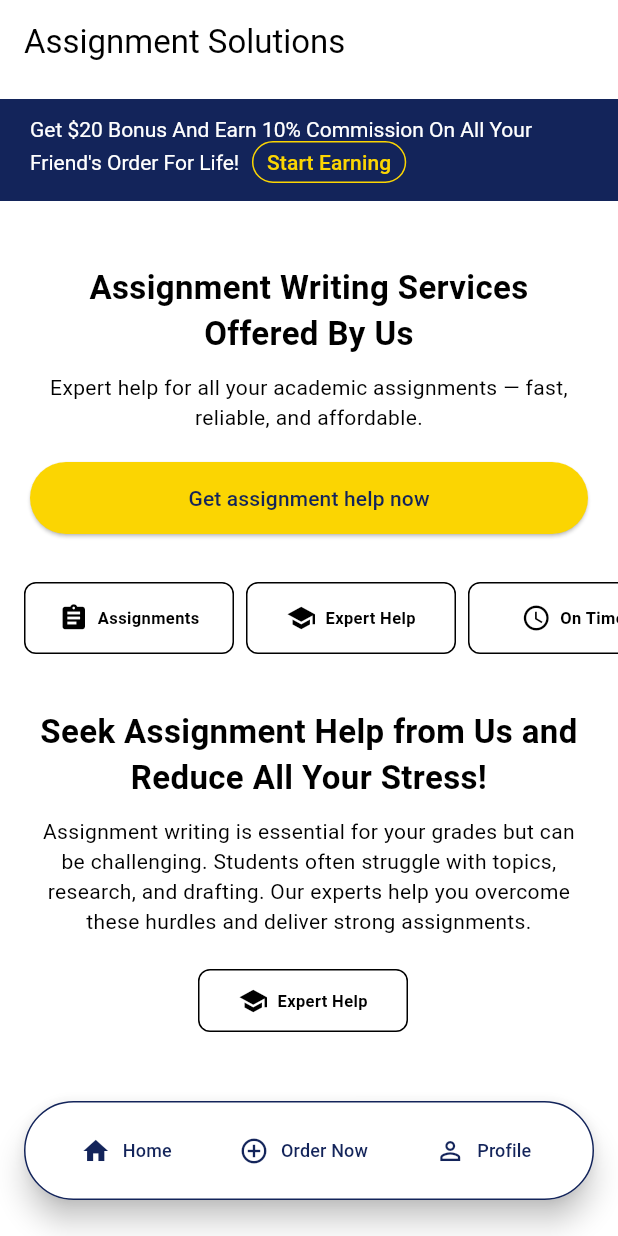
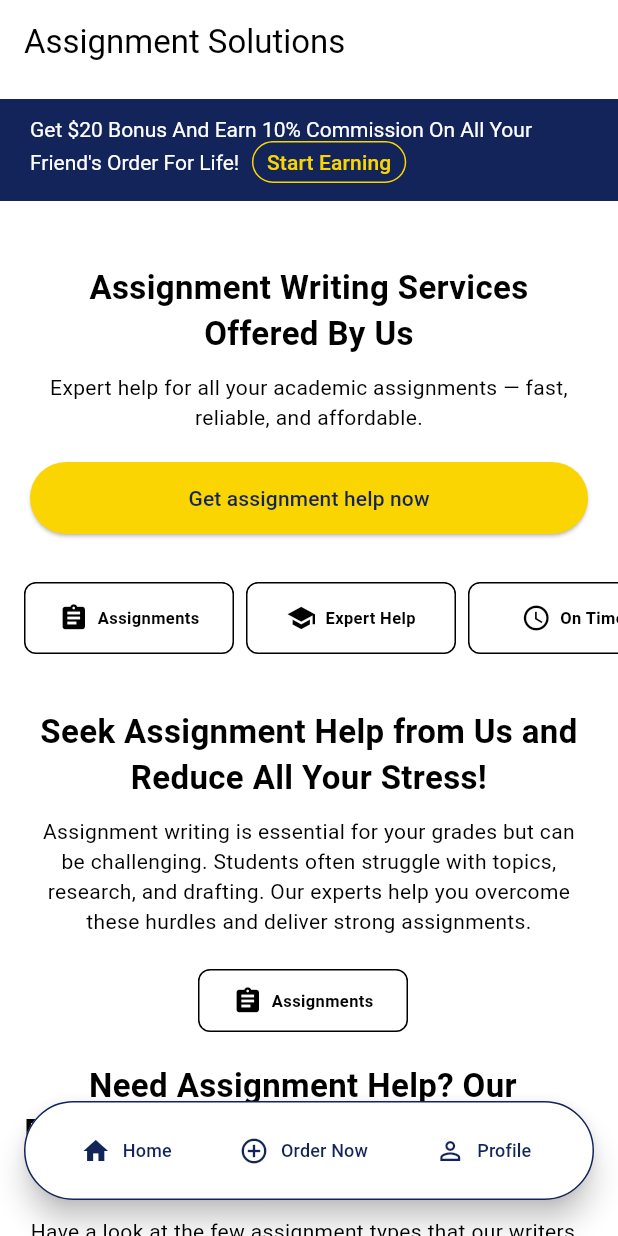
Before and after one commit to ImthiazRagib/Flutter.Assignment.Customer.App, a Flutter app: the screen it shows after launch, on a phone screen of 412 x 824 dp. Run offline on Flutter 3.47's test engine with Material 3 defaults, Android fonts, the phone set to English and light mode, and no system bars; our stand-ins replace go_router.

Commit message:
Refactor LandingPage layout and update content for assignment services
- Replaced body layout with SingleChildScrollView for better scrolling experience.
- Updated icon and text to reflect assignment help services.
- Added a new promotional section highlighting assignment assistance with improved text styling and layout.

```diff
--- a/lib/features/landing.dart
+++ b/lib/features/landing.dart
@@ -20,7 +20,9 @@ class LandingPage extends StatelessWidget {
         foregroundColor: textColor,
         iconTheme: IconThemeData(color: textColor),
       ),
-      body: Column(
+      body: SingleChildScrollView(
+        padding: const EdgeInsets.only(bottom: 80),
+        child: Column(
           crossAxisAlignment: CrossAxisAlignment.stretch,
           children: [
             Container(
@@ -241,11 +243,11 @@ class LandingPage extends StatelessWidget {
                     mainAxisAlignment: MainAxisAlignment.center,
                     mainAxisSize: MainAxisSize.min,
                     children: [
-                    Icon(Icons.school, size: 20, color: accentColor),
+                      Icon(Icons.assignment, size: 20, color: accentColor),
                       SizedBox(width: 6),
                       Flexible(
                         child: Text(
-                        "Expert Help",
+                          "Assignments",
                           style: TextStyle(
                             fontSize: 11,
                             fontWeight: FontWeight.w600,
@@ -257,10 +259,38 @@ class LandingPage extends StatelessWidget {
                     ],
                   ),
                 ),
+                SizedBox(height: 10),
+                Container(
+                  margin: const EdgeInsets.only(right: 8),
+                  padding: const EdgeInsets.symmetric(
+                    vertical: 10,
+                    horizontal: 8,
+                  ),
+                  child: Column(
+                    children: [
+                      Text(
+                        "Need Assignment Help? Our Professionals Offer Assistance in All Types of Assignments",
+                        style: TextStyle(
+                          fontSize: 22,
+                          fontWeight: FontWeight.bold,
+                          color: accentColor,
+                        ),
+                        textAlign: TextAlign.center,
+                      ),
+                      SizedBox(height: 10),
+                      Text(
+                        "Have a look at the few assignment types that our writers work on",
+                        style: TextStyle(fontSize: 14, color: accentColor),
+                        textAlign: TextAlign.center,
+                      ),
+                    ],
+                  ),
+                ),
               ],
             ),
           ],
         ),
+      ),
     );
   }
 }
```
Lines whose indentation alone changed are shown as unchanged.
